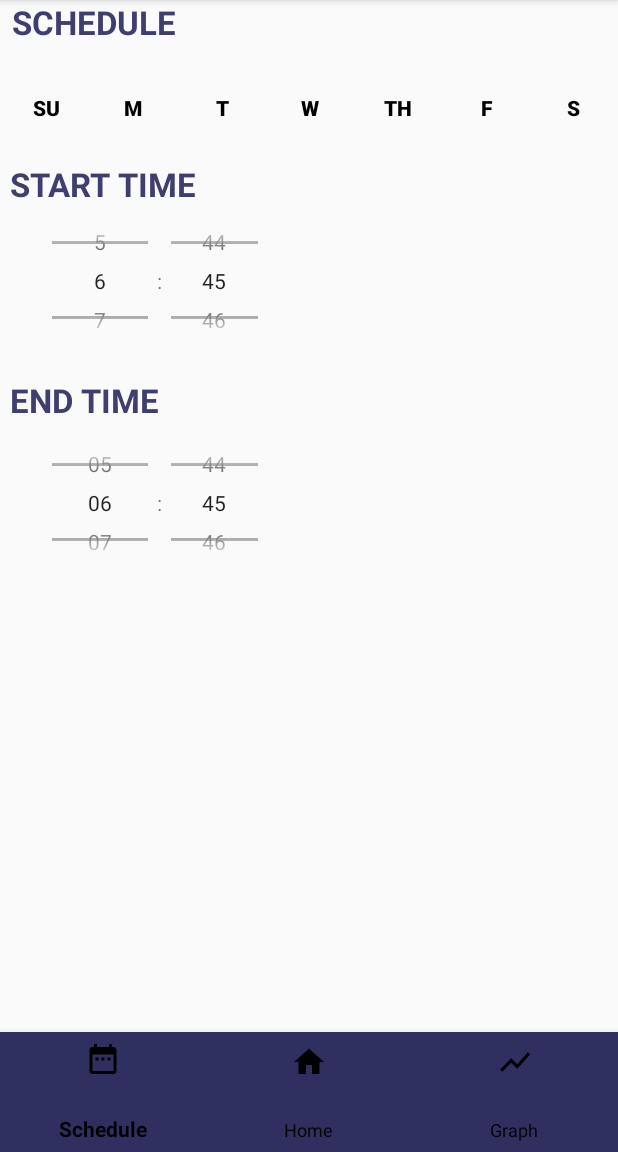
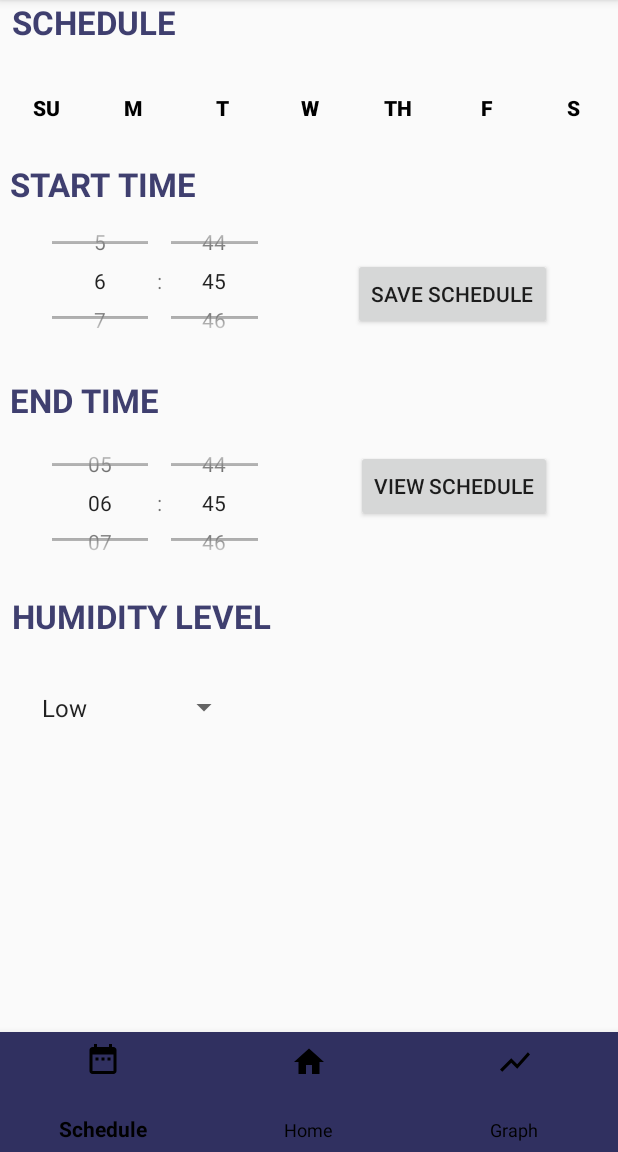
Before and after one commit to darkMatterJPA/Smart-Humidifier-Inc.-Team06, an Android app: the MainActivity2 screen opened directly, with no data from a screen before it, on a phone screen of 412 x 824 dp, the part 84-1236 px from its top. Run offline under Robolectric (Android 15) with nearby library versions, the phone set to English and light mode, and no system bars.

Commit message:
Added buttons to save and view schedule and added spinner for humidity level on schedule screen

```diff
--- a/HumdifierApp/app/src/main/java/com/example/humidifier/MainActivity2.java
+++ b/HumdifierApp/app/src/main/java/com/example/humidifier/MainActivity2.java
@@ -3,7 +3,10 @@ package com.example.humidifier;
 import android.content.Intent;
 import android.os.Bundle;
 import android.view.MenuItem;
-import android.widget.Button;
+import android.view.View;
+import android.widget.AdapterView;
+import android.widget.ArrayAdapter;
+import android.widget.Spinner;
 import android.widget.TimePicker;
 import android.widget.Toast;
 import android.widget.ToggleButton;
@@ -11,11 +14,17 @@ import androidx.annotation.NonNull;
 import androidx.appcompat.app.AppCompatActivity;
 import com.google.android.material.bottomnavigation.BottomNavigationView;
 
-
-public class MainActivity2 extends AppCompatActivity {
+import java.util.ArrayList;
+import java.util.List;
 
 
-   //Day buttons
+public class MainActivity2 extends AppCompatActivity implements AdapterView.OnItemSelectedListener {
+
+    // initiate a Spinner
+    Spinner spin;
+
+
+    //Day buttons
     ToggleButton tSu;
     ToggleButton tM;
     ToggleButton tT;
@@ -31,10 +40,30 @@ public class MainActivity2 extends AppCompatActivity {
         super.onCreate(savedInstanceState);
         setContentView(R.layout.activity_main2);
 
-
+        //Time picker
         TimePicker tp = (TimePicker) this.findViewById(R.id.time_picker);
         tp.setIs24HourView(true);
 
+        //Spinner for humidity level
+        spin =
+
+                findViewById(R.id.spinner2);
+        spin.setOnItemSelectedListener(this);
+
+        // Spinner Drop down elements
+        List<String> categories = new ArrayList<String>();
+        categories.add("Low");
+        categories.add("Medium");
+        categories.add("High");
+
+        // Creating adapter for spinner
+        ArrayAdapter<String> dataAdapter = new ArrayAdapter<>(this, android.R.layout.simple_spinner_item, categories);
+
+        // Drop down layout style - list view with radio button
+        dataAdapter.setDropDownViewResource(android.R.layout.simple_spinner_dropdown_item);
+
+        // attaching data adapter to spinner
+        spin.setAdapter(dataAdapter);
         BottomNavigationView bottomNavigationView = (BottomNavigationView) findViewById(R.id.bottom_navigation);
         bottomNavigationView.setOnNavigationItemSelectedListener(new BottomNavigationView.OnNavigationItemSelectedListener() {
             @Override
@@ -55,7 +84,7 @@ public class MainActivity2 extends AppCompatActivity {
             }
         });
 
-
+        //days of week
         tSu = findViewById(R.id.tSu);
         tM = findViewById(R.id.tM);
         tT = findViewById(R.id.tT);
@@ -90,13 +119,25 @@ public class MainActivity2 extends AppCompatActivity {
       //  Toast.makeText(this, markedButtons, Toast.LENGTH_SHORT).show();
 
     }
-
+    //home button on bottom nav bar
     private void goHome() {
         Intent intent = new Intent(this, MainActivity.class);
         startActivity(intent);
 
     }
 
+    //used for humidity level spinner
+    @Override
+    public void onItemSelected(AdapterView<?> parent, View view, int position, long id) {
+        // On selecting a spinner item
+        String item = parent.getItemAtPosition(position).toString();
 
+        // Showing selected spinner item
+        Toast.makeText(parent.getContext(), "Selected: " + item, Toast.LENGTH_LONG).show();
+    }
+
+    public void onNothingSelected(AdapterView<?> arg0) {
+        // TODO Auto-generated method stub
+    }
 
 }
--- a/HumdifierApp/app/src/main/res/layout/activity_main2.xml
+++ b/HumdifierApp/app/src/main/res/layout/activity_main2.xml
@@ -5,6 +5,17 @@
     android:layout_width="match_parent"
     android:layout_height="match_parent"
     tools:context=".MainActivity2">
+
+
+    <Spinner
+        android:id="@+id/spinner2"
+        android:layout_width="140dp"
+        android:layout_height="47dp"
+        android:layout_marginTop="448dp"
+        android:layout_marginEnd="252dp"
+
+        app:layout_constraintEnd_toEndOf="parent"
+        app:layout_constraintTop_toTopOf="parent" />
 
     <TimePicker
         android:id="@+id/time_picker2"
@@ -34,7 +45,7 @@
 
 
     <TextView
-        android:id="@+id/textView3"
+        android:id="@+id/sched"
         android:layout_width="197dp"
         android:layout_height="35dp"
         android:layout_marginStart="8dp"
@@ -172,7 +183,7 @@
         app:layout_constraintTop_toTopOf="parent" />
 
     <TextView
-        android:id="@+id/textView4"
+        android:id="@+id/startTime"
         android:layout_width="201dp"
         android:layout_height="51dp"
         android:layout_marginTop="108dp"
@@ -185,7 +196,7 @@
         app:layout_constraintTop_toTopOf="parent" />
 
     <TextView
-        android:id="@+id/textView5"
+        android:id="@+id/endTime"
         android:layout_width="201dp"
         android:layout_height="51dp"
         android:layout_marginTop="252dp"
@@ -202,5 +213,38 @@
         android:layout_width="wrap_content"
         android:layout_height="wrap_content" />
 
+    <Button
+        android:id="@+id/savesched"
+        android:layout_width="wrap_content"
+        android:layout_height="wrap_content"
+        android:layout_marginTop="172dp"
+        android:layout_marginEnd="44dp"
+        android:text="SAVE SCHEDULE"
+        app:layout_constraintEnd_toEndOf="parent"
+        app:layout_constraintTop_toTopOf="parent" />
+
+    <Button
+        android:id="@+id/viewsched"
+        android:layout_width="wrap_content"
+        android:layout_height="wrap_content"
+        android:layout_marginTop="300dp"
+        android:layout_marginEnd="44dp"
+        android:text="VIEW SCHEDULE"
+        app:layout_constraintEnd_toEndOf="parent"
+        app:layout_constraintTop_toTopOf="parent" />
+
+    <TextView
+        android:id="@+id/humidLevel"
+        android:layout_width="201dp"
+        android:layout_height="51dp"
+        android:layout_marginStart="8dp"
+        android:layout_marginTop="396dp"
+        android:text="HUMIDITY LEVEL"
+        android:textAppearance="@style/TextAppearance.AppCompat.Large"
+        android:textColor="@color/Bluepurple"
+        android:textStyle="bold"
+        app:layout_constraintStart_toStartOf="parent"
+        app:layout_constraintTop_toTopOf="parent" />
+
 
 </androidx.constraintlayout.widget.ConstraintLayout>
```
